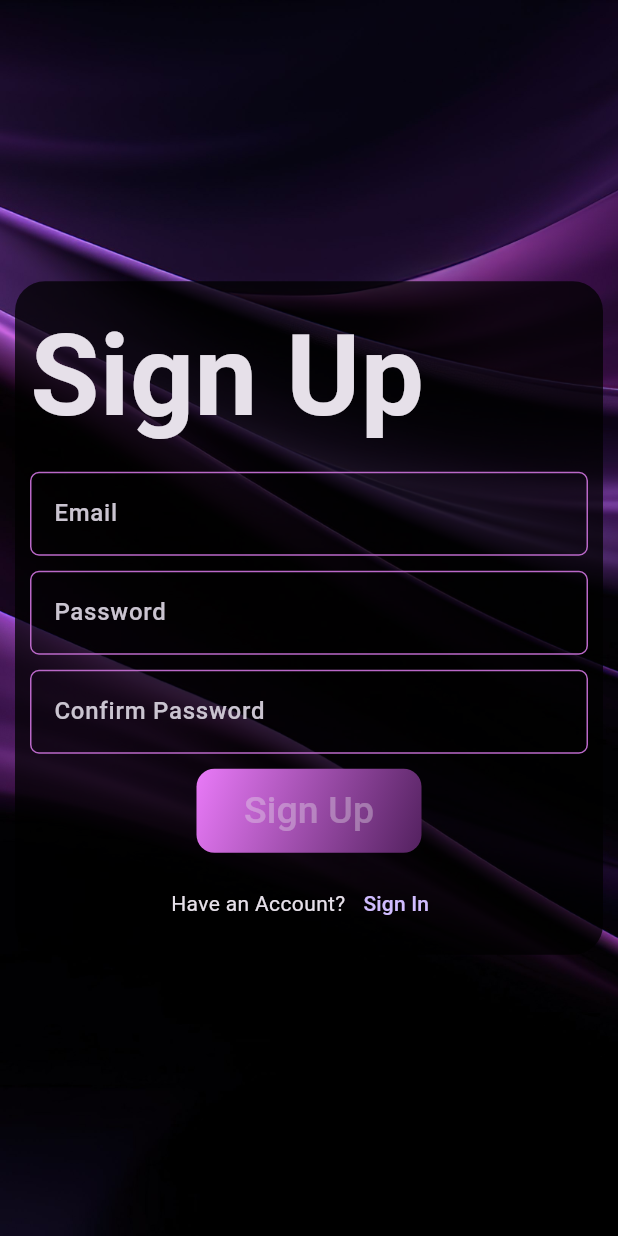
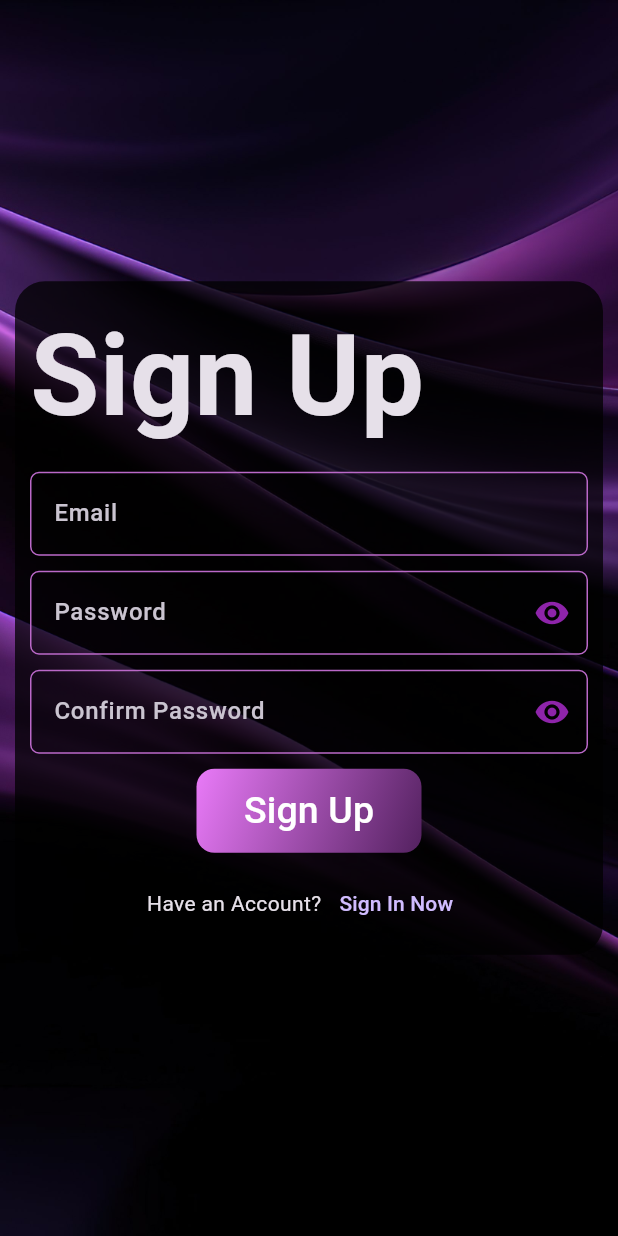
Before and after one commit to saefo97/course_third_app, a Flutter app: the screen it shows after launch, after a tap on "Sign In", after a tap on "Sign Up Now", on a phone screen of 412 x 824 dp. Run offline on Flutter 3.47's test engine with Material 3 defaults, Android fonts, the light colour scheme and no system bars; Roboto replaces fonts that are missing (times).

Commit message:
First Commit

```diff
--- a/lib/components/background_decoration.dart
+++ b/lib/components/background_decoration.dart
@@ -20,9 +20,11 @@ class BackgroundDecoration extends StatelessWidget {
       child: Scaffold(
 
         backgroundColor: Colors.transparent,
-    body: Padding(
-      padding: const EdgeInsets.all(10),
-      child: child,
+    body: Center(
+      child: Padding(
+        padding: const EdgeInsets.all(10),
+        child: child,
+      ),
     ),
 
       ),
--- a/lib/components/custom_text_field.dart
+++ b/lib/components/custom_text_field.dart
@@ -4,12 +4,13 @@ class CustomTextField extends StatefulWidget {
   String? Function(String?)? validator;
   final String labelText;
   bool? isPassword;
-
+  TextEditingController? controller;
   CustomTextField({
     super.key,
     this.validator,
     required this.labelText,
     this.isPassword = false,
+    this.controller
   });
   @override
   State<CustomTextField> createState() => _CustomTextFieldState();
@@ -20,7 +21,7 @@ class _CustomTextFieldState extends State<CustomTextField> {
   @override
   Widget build(BuildContext context) {
     return TextFormField(
-
+      controller:widget.controller ,
       obscureText: widget.isPassword! ? isHidden : false,
       validator: widget.validator,
       decoration: InputDecoration(
--- a/lib/screens/signin_screen.dart
+++ b/lib/screens/signin_screen.dart
@@ -7,11 +7,13 @@ import '../components/custom_button.dart';
 import '../components/custom_text_field.dart';
 
 class SignInScreen extends StatelessWidget{
-
+TextEditingController emailController = TextEditingController();
+TextEditingController passwordController = TextEditingController();
   var _key = GlobalKey<FormState>();
   signIn(){
+    print(emailController.text.trim());
+
     if(_key.currentState!.validate()){
-
     }
   }
 
@@ -20,8 +22,9 @@ class SignInScreen extends StatelessWidget{
     return BackgroundDecoration(
       child: Form(
         key: _key,
+        child: SingleChildScrollView(
           child: Column(
-
+          mainAxisSize: MainAxisSize.min,
             mainAxisAlignment: MainAxisAlignment.center,
             children: [
               Container(padding: EdgeInsets.all(10),
@@ -39,6 +42,7 @@ class SignInScreen extends StatelessWidget{
                         fontFamily: 'times',
                         fontSize: 75,fontWeight: FontWeight.bold),),
                     CustomTextField(labelText: "Email",
+                    controller: emailController,
                     validator: (val) {
                       if(val == null || val.isEmpty){
                         return "Enter an Email";
@@ -46,10 +50,16 @@ class SignInScreen extends StatelessWidget{
                     },
                     ),
                     CustomTextField(labelText: "Password",
+                      controller: passwordController,
+                      isPassword: true,
                       validator: (val) {
                         if(val == null || val.isEmpty){
                           return "Enter a Password";
+                        }else if(val.length <6){
+                          return "Enter a Stronger Password";
                         }
+
+
                       },
                     ),
                     CustomButton(label: "Sign In",
@@ -76,6 +86,7 @@ class SignInScreen extends StatelessWidget{
             ],
           ),
         ),
+      ),
     );
   }
 }
--- a/lib/screens/signup_screen.dart
+++ b/lib/screens/signup_screen.dart
@@ -1,17 +1,29 @@
 
 import 'package:course_third_app/components/background_decoration.dart';
-import 'package:course_third_app/screens/signin_screen.dart';
+import 'package:course_third_app/screens/signup_screen.dart';
 import 'package:flutter/material.dart';
 
 import '../components/custom_button.dart';
 import '../components/custom_text_field.dart';
 
-class SignUpScreen extends StatelessWidget {
+class SignUpScreen extends StatelessWidget{
+  TextEditingController emailController = TextEditingController();
+  TextEditingController passwordController = TextEditingController();
+  TextEditingController confirmPasswordController = TextEditingController();
+  var _key = GlobalKey<FormState>();
+  signUp(){
+    print(emailController.text.trim());
 
+    if(_key.currentState!.validate()){
+    }
+  }
 
   @override
   Widget build(BuildContext context) {
     return BackgroundDecoration(
+      child: SingleChildScrollView(
+        child: Form(
+          key: _key,
           child: Column(
 
             mainAxisAlignment: MainAxisAlignment.center,
@@ -30,17 +42,55 @@ class SignUpScreen extends StatelessWidget {
 
                         fontFamily: 'times',
                         fontSize: 75,fontWeight: FontWeight.bold),),
-                CustomTextField(labelText: "Email",),
-                CustomTextField(labelText: "Password",),
-                CustomTextField(labelText: "Confirm Password",),
-                CustomButton(label: "Sign Up",),
+                    CustomTextField(labelText: "Email",
+                      controller: emailController,
+                      validator: (val) {
+                        if(val == null || val.isEmpty){
+                          return "Enter an Email";
+                        }
+                      },
+                    ),
+                    CustomTextField(labelText: "Password",
+                      controller: passwordController,
+                      isPassword: true,
+                      validator: (val) {
+                        if(val == null || val.isEmpty){
+                          return "Enter a Password";
+                        }else if(val.length <6){
+                          return "Enter a Stronger Password";
+                        }
+
+
+                      },
+                    ),         CustomTextField(labelText: "Confirm Password",
+                      controller: confirmPasswordController,
+                      isPassword: true,
+                      validator: (val) {
+                        if(passwordController.text != confirmPasswordController.text){
+                          return "Password don't match";
+                        }else if(val==null || val.length <6){
+                          return "Enter a Stronger Password";
+                        }
+
+
+                      },
+                    ),
+                    CustomButton(label: "Sign Up",
+                      onPressed: (){
+                        signUp();
+                      },
+                    ),
                     Row(
                       mainAxisAlignment: MainAxisAlignment.center,
                       children: [
-                    Text("Have an Account?"),
+                        Text("Have an Account?",style: TextStyle(
+                            fontFamily: 'times'
+                        ),),
                         TextButton(onPressed: (){
-                      Navigator.pushReplacement(context, MaterialPageRoute(builder: (context)=>SignInScreen()));
-                    }, child: Text("Sign In"))
+                          Navigator.pushReplacement(context, MaterialPageRoute(builder: (context)=>SignUpScreen()));
+                        }, child: Text("Sign In Now",style: TextStyle(
+                            fontFamily: 'times'
+                        ),))
                       ],
                     )
                   ],
@@ -48,6 +98,8 @@ class SignUpScreen extends StatelessWidget {
               ),
             ],
           ),
+        ),
+      ),
     );
   }
 }
--- a/pubspec.yaml
+++ b/pubspec.yaml
@@ -34,6 +34,7 @@ dependencies:
   # The following adds the Cupertino Icons font to your application.
   # Use with the CupertinoIcons class for iOS style icons.
   cupertino_icons: ^1.0.8
+
   flutter_launcher_icons: ^0.14.4
 
 dev_dependencies:
```
Lines whose indentation alone changed are shown as unchanged.
